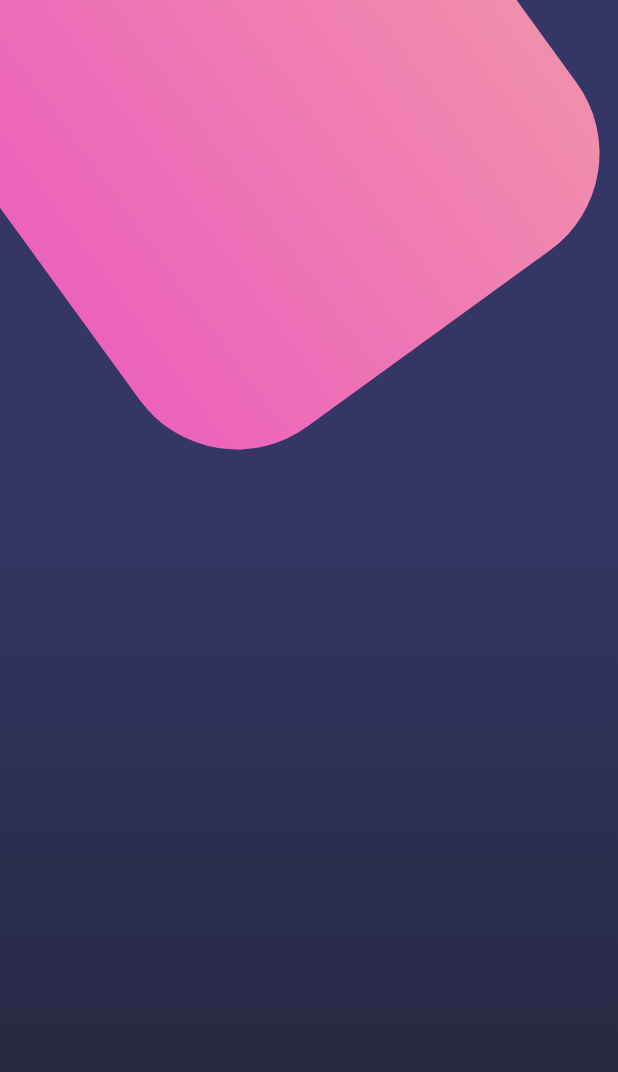
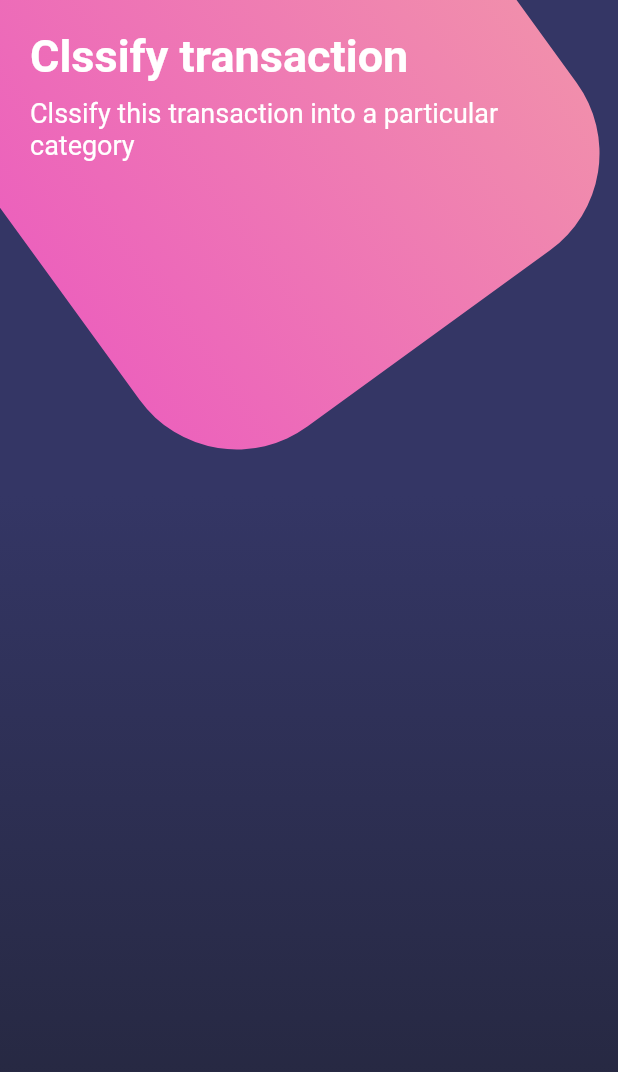
Before and after one commit to jela3105/flutter-basic-designs, a Flutter app: the screen it shows after launch, on a phone screen of 412 x 824 dp. Shown: the top 1072 px of the screen. Run offline on Flutter 3.47's test engine with Material 2 defaults, Android fonts, the phone set to English and light mode, and no system bars.

Commit message:
Add title and change statusBarColor

```diff
--- a/lib/main.dart
+++ b/lib/main.dart
@@ -1,4 +1,6 @@
 import 'package:flutter/material.dart';
+import 'package:flutter/services.dart';
+import 'dart:io' show Platform;
 
 import 'package:designs/src/pages/basic_page.dart';
 import 'package:designs/src/pages/scroll_page.dart';
@@ -9,6 +11,15 @@ void main() => runApp(MyApp());
 class MyApp extends StatelessWidget {
   @override
   Widget build(BuildContext context) {
+    if (Platform.isAndroid) {
+      SystemChrome.setSystemUIOverlayStyle(
+        SystemUiOverlayStyle.light
+            .copyWith(statusBarColor: Color.fromRGBO(52, 54, 101, 1.0)),
+      );
+    } else if (Platform.isIOS) {
+      SystemChrome.setSystemUIOverlayStyle(
+          SystemUiOverlayStyle.light.copyWith(statusBarColor: Colors.white));
+    }
     return MaterialApp(
       title: 'Designs',
       debugShowCheckedModeBanner: false,
--- a/lib/src/pages/buttons_page.dart
+++ b/lib/src/pages/buttons_page.dart
@@ -9,6 +9,13 @@ class ButtonsPage extends StatelessWidget {
       body: Stack(
         children: <Widget>[
           _backgroundApp(),
+          SingleChildScrollView(
+            child: Column(
+              children: <Widget>[
+                _titles(),
+              ],
+            ),
+          ),
         ],
       ),
     );
@@ -55,4 +62,34 @@ class ButtonsPage extends StatelessWidget {
       ],
     );
   }
+
+  Widget _titles() {
+    return SafeArea(
+      child: Container(
+        padding: EdgeInsets.all(20.0),
+        child: Column(
+          crossAxisAlignment: CrossAxisAlignment.start,
+          children: <Widget>[
+            Text(
+              'Clssify transaction',
+              style: TextStyle(
+                  color: Colors.white,
+                  fontSize: 30.0,
+                  fontWeight: FontWeight.bold),
+            ),
+            SizedBox(
+              height: 10.0,
+            ),
+            Text(
+              'Clssify this transaction into a particular category',
+              style: TextStyle(
+                color: Colors.white,
+                fontSize: 18.0,
+              ),
+            ),
+          ],
+        ),
+      ),
+    );
+  }
 }
```
